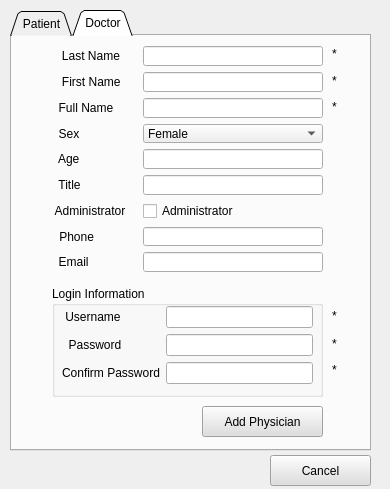
wangwenbo8888/SUA-EN, file MainFrame/HIFUMainFrameWithOperatorNavigation/adduser.ui: the form before one commit.
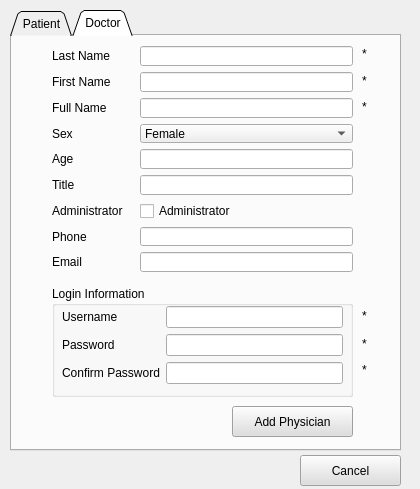
The form after the commit. The open tabs and pages were chosen to show the change.

Commit message: fix: left-align labels in adduser.ui and make table columns resizable in usermanager.ui

```diff
--- a/MainFrame/HIFUMainFrameWithOperatorNavigation/adduser.ui
+++ b/MainFrame/HIFUMainFrameWithOperatorNavigation/adduser.ui
@@ -6,7 +6,7 @@
    <rect>
     <x>0</x>
     <y>0</y>
-    <width>390</width>
+    <width>420</width>
     <height>489</height>
    </rect>
   </property>
@@ -21,7 +21,7 @@
     <rect>
      <x>10</x>
      <y>10</y>
-     <width>361</width>
+     <width>391</width>
      <height>441</height>
     </rect>
    </property>
@@ -400,18 +400,21 @@
       <rect>
        <x>40</x>
        <y>10</y>
-       <width>271</width>
+       <width>301</width>
        <height>226</height>
       </rect>
      </property>
      <layout class="QFormLayout" name="formLayout_2">
+      <property name="labelAlignment">
+       <set>Qt::AlignLeading|Qt::AlignLeft|Qt::AlignVCenter</set>
+      </property>
       <property name="horizontalSpacing">
        <number>17</number>
       </property>
       <item row="0" column="0">
        <widget class="QLabel" name="label_14">
         <property name="text">
-         <string>   Last Name</string>
+         <string>Last Name</string>
         </property>
         <property name="alignment">
          <set>Qt::AlignLeading|Qt::AlignLeft|Qt::AlignVCenter</set>
@@ -424,7 +427,7 @@
       <item row="1" column="0">
        <widget class="QLabel" name="label_15">
         <property name="text">
-         <string>   First Name</string>
+         <string>First Name</string>
         </property>
        </widget>
       </item>
@@ -434,14 +437,14 @@
       <item row="3" column="0">
        <widget class="QLabel" name="label_22">
         <property name="text">
-         <string>  Sex</string>
+         <string>Sex</string>
         </property>
        </widget>
       </item>
       <item row="4" column="0">
        <widget class="QLabel" name="label_16">
         <property name="text">
-         <string>  Age</string>
+         <string>Age</string>
         </property>
        </widget>
       </item>
@@ -451,7 +454,7 @@
       <item row="5" column="0">
        <widget class="QLabel" name="label_17">
         <property name="text">
-         <string>  Title</string>
+         <string>Title</string>
         </property>
        </widget>
       </item>
@@ -461,17 +464,17 @@
       <item row="6" column="0">
        <widget class="QLabel" name="label_18">
         <property name="text">
-         <string> Administrator</string>
+         <string>Administrator</string>
         </property>
        </widget>
       </item>
       <item row="7" column="0">
        <widget class="QLabel" name="label_19">
         <property name="text">
-         <string>  Phone</string>
+         <string>Phone</string>
         </property>
         <property name="alignment">
-         <set>Qt::AlignRight|Qt::AlignTrailing|Qt::AlignVCenter</set>
+         <set>Qt::AlignLeading|Qt::AlignLeft|Qt::AlignVCenter</set>
         </property>
        </widget>
       </item>
@@ -481,7 +484,7 @@
       <item row="8" column="0">
        <widget class="QLabel" name="label_20">
         <property name="text">
-         <string>  Email</string>
+         <string>Email</string>
         </property>
        </widget>
       </item>
@@ -498,7 +501,7 @@
       <item row="2" column="0">
        <widget class="QLabel" name="label_23">
         <property name="text">
-         <string>  Full Name</string>
+         <string>Full Name</string>
         </property>
        </widget>
       </item>
@@ -536,7 +539,7 @@
     <widget class="QPushButton" name="pushButton_DrCommit">
      <property name="geometry">
       <rect>
-       <x>190</x>
+       <x>220</x>
        <y>370</y>
        <width>121</width>
        <height>31</height>
@@ -555,7 +558,7 @@
       <rect>
        <x>40</x>
        <y>250</y>
-       <width>271</width>
+       <width>301</width>
        <height>111</height>
       </rect>
      </property>
@@ -567,15 +570,18 @@
        <rect>
         <x>10</x>
         <y>20</y>
-        <width>251</width>
+        <width>281</width>
         <height>81</height>
        </rect>
       </property>
       <layout class="QFormLayout" name="formLayout_3">
+       <property name="labelAlignment">
+        <set>Qt::AlignLeading|Qt::AlignLeft|Qt::AlignVCenter</set>
+       </property>
        <item row="0" column="0">
         <widget class="QLabel" name="label">
          <property name="text">
-          <string> Username</string>
+           <string>Username</string>
          </property>
         </widget>
        </item>
@@ -585,7 +591,7 @@
        <item row="1" column="0">
         <widget class="QLabel" name="label_2">
          <property name="text">
-          <string>  Password</string>
+           <string>Password</string>
          </property>
         </widget>
        </item>
@@ -616,7 +622,7 @@
     <widget class="QLabel" name="label_4">
      <property name="geometry">
       <rect>
-       <x>320</x>
+       <x>350</x>
        <y>10</y>
        <width>31</width>
        <height>16</height>
@@ -629,7 +635,7 @@
     <widget class="QLabel" name="label_9">
      <property name="geometry">
       <rect>
-       <x>320</x>
+       <x>350</x>
        <y>37</y>
        <width>31</width>
        <height>16</height>
@@ -642,7 +648,7 @@
     <widget class="QLabel" name="label_13">
      <property name="geometry">
       <rect>
-       <x>320</x>
+       <x>350</x>
        <y>63</y>
        <width>31</width>
        <height>16</height>
@@ -655,7 +661,7 @@
     <widget class="QLabel" name="label_21">
      <property name="geometry">
       <rect>
-       <x>320</x>
+       <x>350</x>
        <y>272</y>
        <width>31</width>
        <height>16</height>
@@ -668,7 +674,7 @@
     <widget class="QLabel" name="label_24">
      <property name="geometry">
       <rect>
-       <x>320</x>
+       <x>350</x>
        <y>300</y>
        <width>31</width>
        <height>16</height>
@@ -681,7 +687,7 @@
     <widget class="QLabel" name="label_31">
      <property name="geometry">
       <rect>
-       <x>320</x>
+       <x>350</x>
        <y>326</y>
        <width>31</width>
        <height>16</height>
@@ -696,7 +702,7 @@
   <widget class="QPushButton" name="pushButton_Cancel">
    <property name="geometry">
     <rect>
-     <x>270</x>
+     <x>300</x>
      <y>455</y>
      <width>101</width>
      <height>31</height>
```
Left out of the diff: 41 changed lines with no effect on the pictures. Lines whose indentation alone changed are shown as unchanged. The commit also changes 55 other files.
